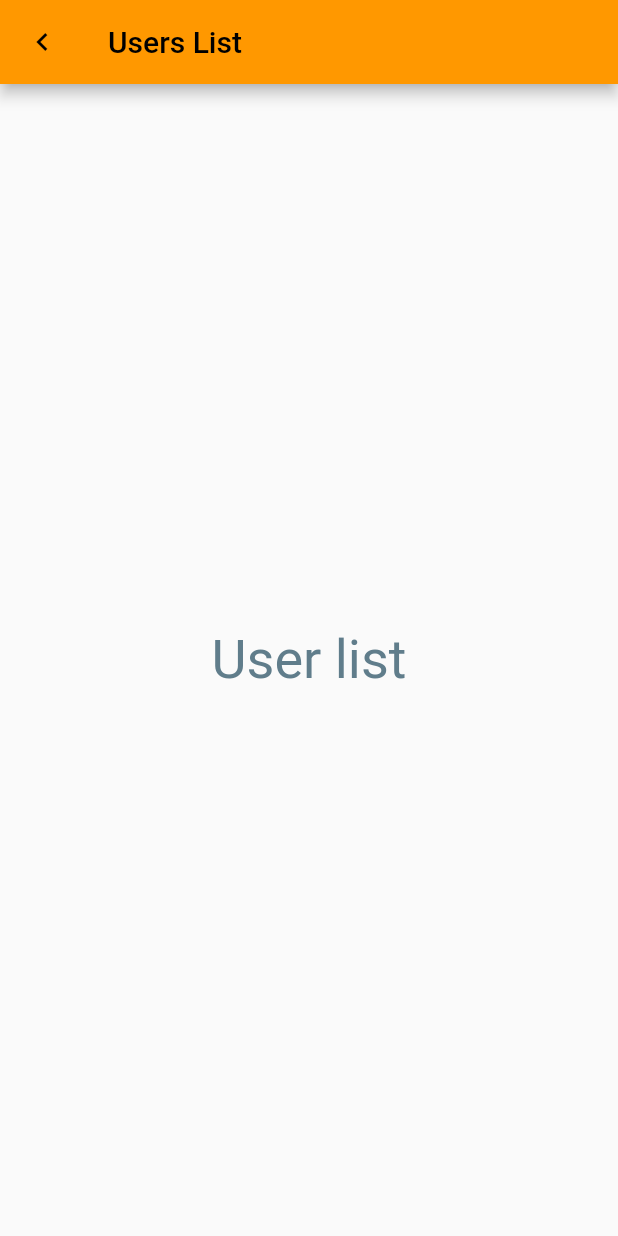
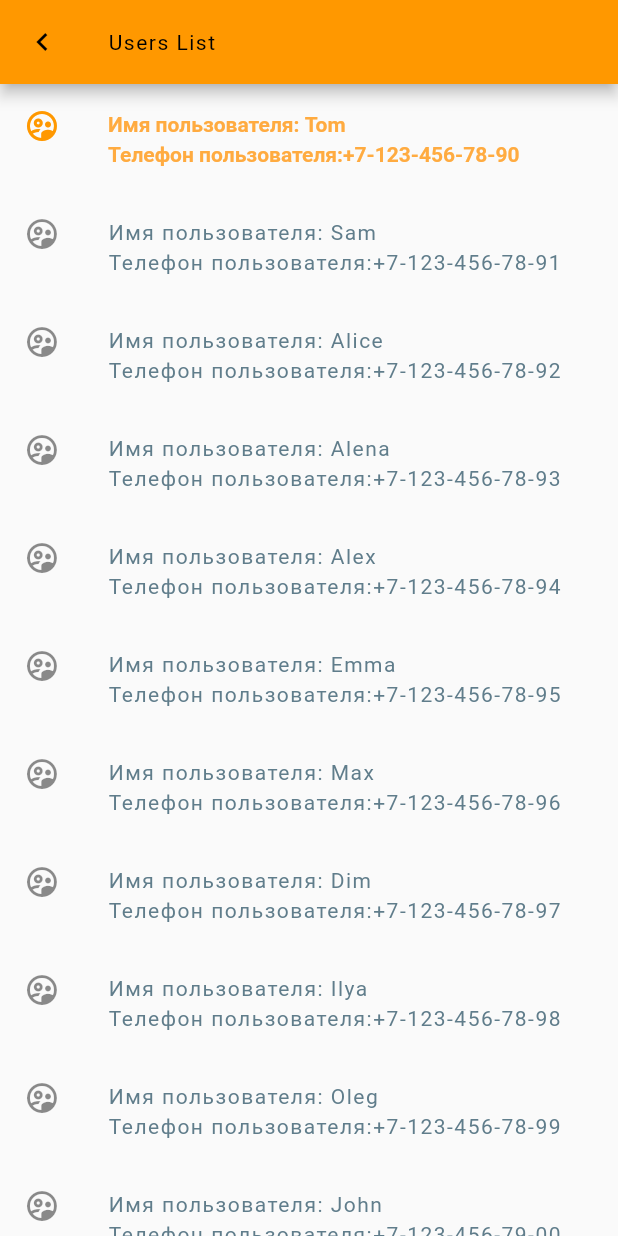
Before and after one commit to skaziweb/flutter-course, a Flutter app: the UserList screen opened by its route, on a phone screen of 412 x 824 dp. Run offline on Flutter 3.47's test engine with Material 2 defaults, Android fonts, the phone set to English and light mode, and no system bars; our stand-ins replace google_fonts, toggle_switch; Roboto replaces fonts that are missing (TextStyle).

Commit message:
wip list view builder

```diff
--- /dev/null
+++ b/pizza_app/lib/classes/User.dart
@@ -0,0 +1,5 @@
+class User{
+  String Name;
+  String Phone;
+  User(this.Name, this.Phone);
+}
--- a/pizza_app/lib/helpers/pizzaTheme.dart
+++ b/pizza_app/lib/helpers/pizzaTheme.dart
@@ -24,6 +24,17 @@ final PizzaTheme = () => ThemeData(
         color: Colors.blueGrey,
         letterSpacing: 1
     ),
+    headline5: const TextStyle(
+        fontWeight: FontWeight.bold,
+        fontSize: 14,
+        color: Colors.orangeAccent,
+    ),
+    headline6: const TextStyle(
+        fontWeight: FontWeight.normal,
+        fontSize: 14,
+        color: Colors.blueGrey,
+        letterSpacing: 1
+    ),
   ),
   snackBarTheme: SnackBarThemeData(
     backgroundColor: Colors.redAccent,
--- a/pizza_app/lib/screens/calculator.dart
+++ b/pizza_app/lib/screens/calculator.dart
@@ -6,7 +6,7 @@ import 'package:toggle_switch/toggle_switch.dart';
 import '../helpers/pizzaAppBar.dart';
 import '../helpers/pizzaDrawer.dart';
 import '../helpers/pizzaBottomBar.dart';
-import '../classes/classes.dart';
+import '../classes/PizzaCalculator.dart';
 import '../classes/constants.dart';
 import '../style/styles.dart';
 
--- a/pizza_app/lib/screens/user_list.dart
+++ b/pizza_app/lib/screens/user_list.dart
@@ -1,4 +1,5 @@
 import 'package:flutter/material.dart';
+import 'package:pizza_app/classes/User.dart';
 
 class UserList extends StatefulWidget {
   const UserList({Key? key}) : super(key: key);
@@ -7,7 +8,39 @@ class UserList extends StatefulWidget {
   State<UserList> createState() => _UserListState();
 }
 
+final List<User> usersList = <User>[
+  User("Tom", '+7-123-456-78-90'),
+  User("Sam", '+7-123-456-78-91'),
+  User("Alice", '+7-123-456-78-92'),
+  User("Alena", '+7-123-456-78-93'),
+  User("Alex", '+7-123-456-78-94'),
+  User("Emma", '+7-123-456-78-95'),
+  User("Max", '+7-123-456-78-96'),
+  User("Dim", '+7-123-456-78-97'),
+  User("Ilya", '+7-123-456-78-98'),
+  User("Oleg", '+7-123-456-78-99'),
+  User("John", '+7-123-456-79-00'),
+  User("Celine", '+7-123-456-79-01'),
+  User("Tom", '+7-123-456-79-02'),
+  User("Tom", '+7-123-456-79-03'),
+  User("Tom", '+7-123-456-79-04'),
+  User("Tom", '+7-123-456-79-05'),
+  User("Tom", '+7-123-456-79-06'),
+  User("Tom", '+7-123-456-79-07'),
+  User("Tom", '+7-123-456-79-08'),
+  User("Tom", '+7-123-456-79-09'),
+  User("Tom", '+7-123-456-79-10'),
+];
+
+
 class _UserListState extends State<UserList> {
+
+  int _selectedIndex = 0;
+
+  final ListItem = (context, item, selected, index) {
+    return ;
+  };
+
   @override
   Widget build(BuildContext context) {
     return SafeArea(
@@ -22,7 +55,40 @@ class _UserListState extends State<UserList> {
               },
             ),
           ),
-          body: const Center(child: Text('User list')),
+          body: ListView.builder(
+              itemCount: 20,
+              itemBuilder: ( UserListContext, index) {
+                 return ListTile(
+                     leading: Icon(Icons.supervised_user_circle_outlined),
+                     selected: _selectedIndex == index,
+                     title: RichText(
+                         textAlign: TextAlign.left,
+                         text: TextSpan(
+                             text: 'Имя пользователя: ${usersList[index].Name}',
+                             style: _selectedIndex == index ? Theme.of(context).textTheme.headline5 : Theme.of(context).textTheme.headline6,
+                         )
+                     ),
+                     subtitle: RichText(
+                       textAlign: TextAlign.left,
+                       text: TextSpan(
+                           text: 'Телефон пользователя:',
+                           style: _selectedIndex == index ? Theme.of(context).textTheme.headline5 : Theme.of(context).textTheme.headline6,
+                           children: <TextSpan>[
+                             TextSpan(
+                               text: '${usersList[index].Phone}',
+                               style: _selectedIndex == index ? Theme.of(context).textTheme.headline5 : Theme.of(context).textTheme.headline6,
+                             )
+                           ]
+                       ),
+                     ),
+                     onTap: () {
+                       setState(() {
+                         _selectedIndex = index;
+                       });
+                     }
+                 );
+              },
+          ),
       ),
     );
   }
```
Also changed, not shown: pizza_app/lib/classes/PizzaCalculator.dart (renamed from pizza_app/lib/classes/classes.dart).
